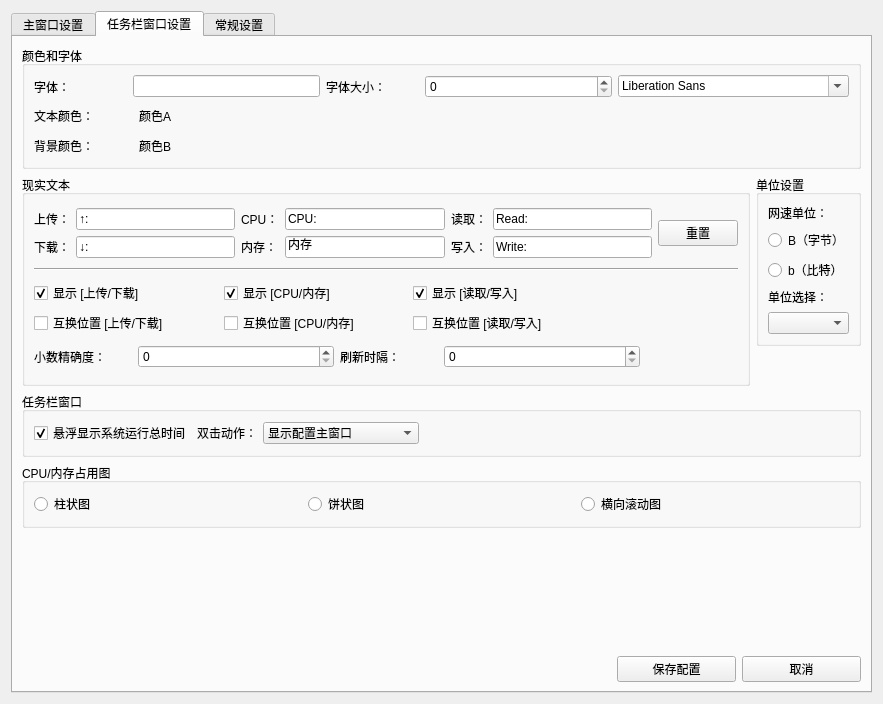
Above: widgets/WinSetting.ui from XMuli/NetSpeed before the change. Below: the same form after it.
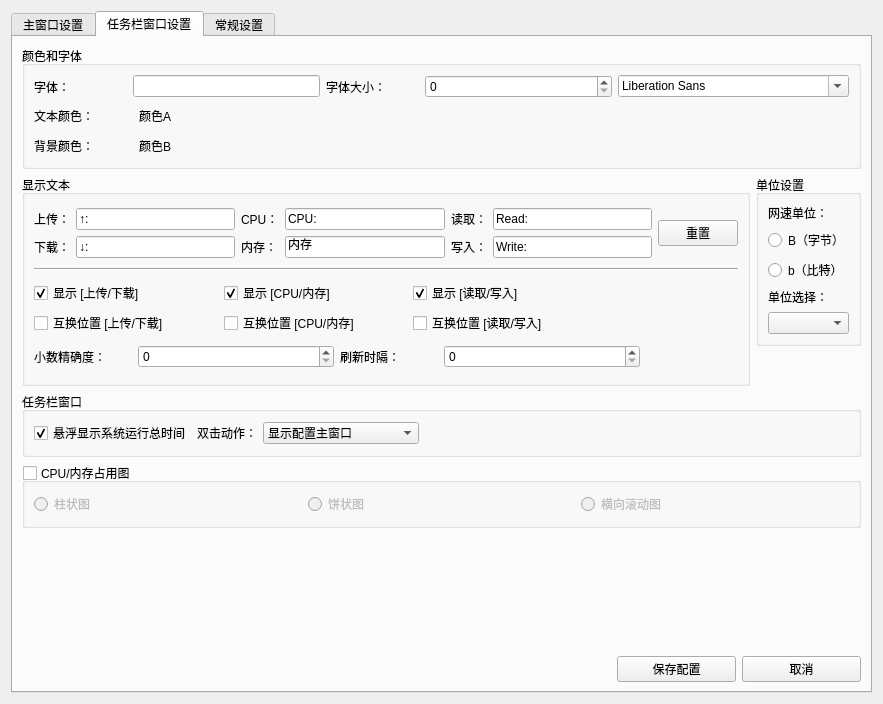
That is the form after the change. The open tabs and pages were chosen to show the change.

Diff of the .ui file:
```diff
--- a/widgets/WinSetting.ui
+++ b/widgets/WinSetting.ui
@@ -548,7 +548,7 @@
              <item>
               <widget class="QGroupBox" name="groupBox_7">
                <property name="title">
-                <string>现实文本</string>
+                <string>显示文本</string>
                </property>
                <layout class="QVBoxLayout" name="verticalLayout_11">
                 <item>
@@ -893,6 +893,12 @@
            <property name="title">
             <string>CPU/内存占用图</string>
            </property>
+           <property name="checkable">
+            <bool>true</bool>
+           </property>
+           <property name="checked">
+            <bool>false</bool>
+           </property>
            <layout class="QHBoxLayout" name="horizontalLayout_20">
             <item>
              <widget class="QRadioButton" name="radioButton_7">
```
Left out of the diff: 4 changed lines with no effect on the pictures.
